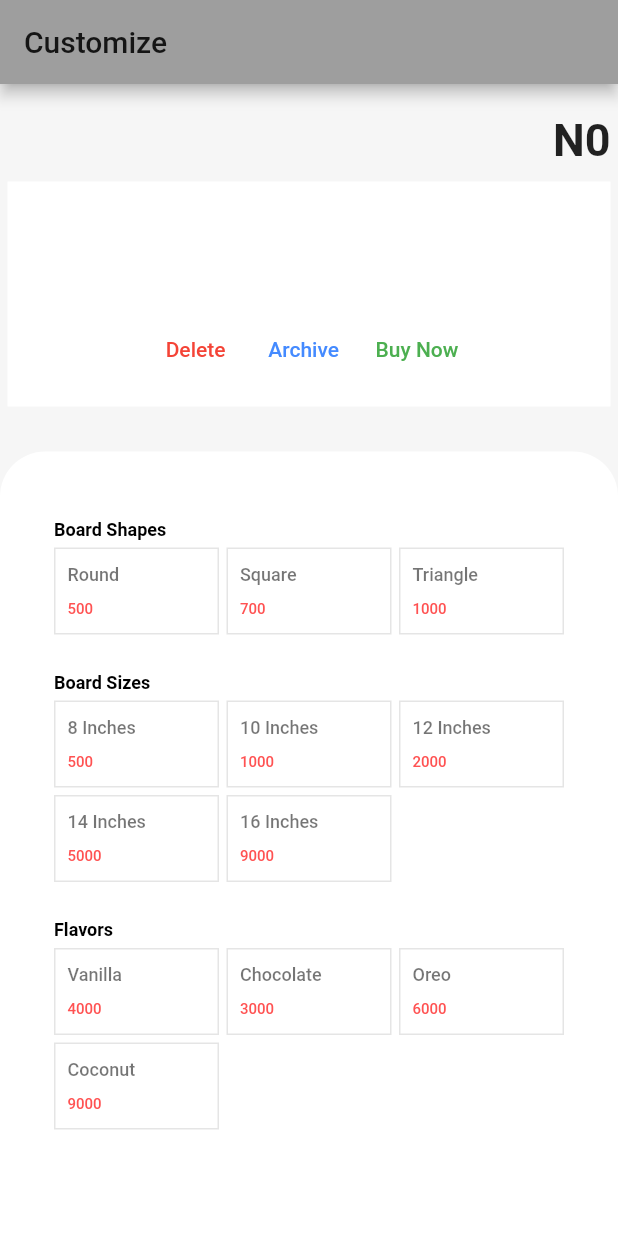
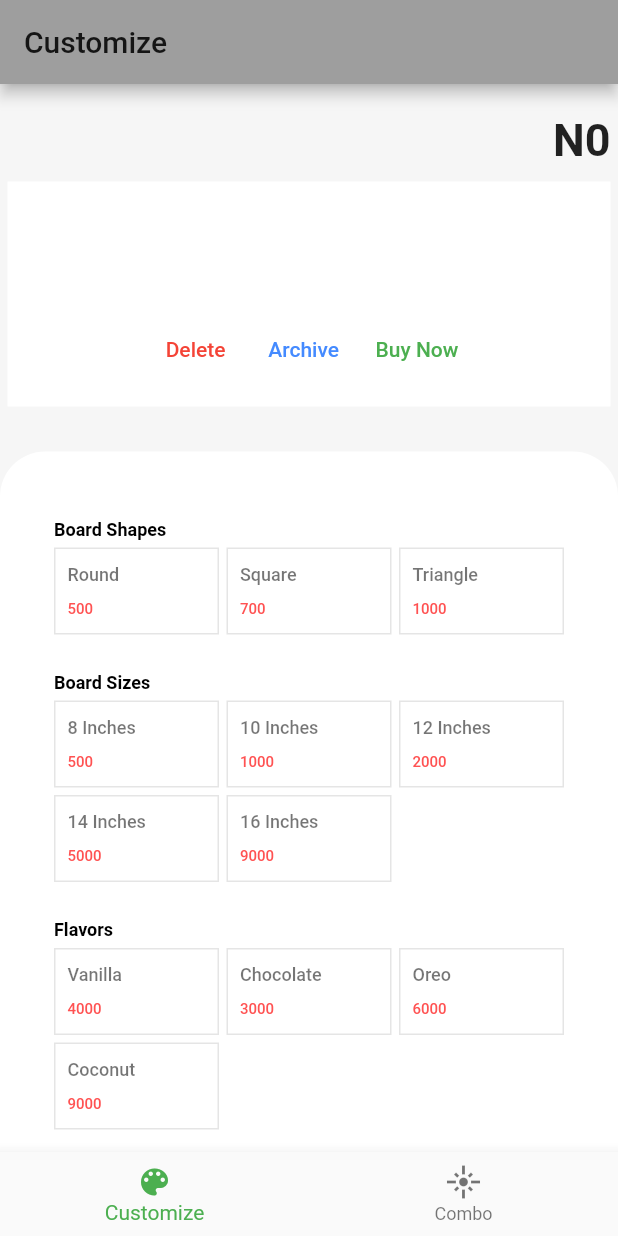
Before and after one commit to mujeex/flutter_fluffy, a Flutter app: the screen it shows after launch, on a phone screen of 412 x 824 dp. Run offline on Flutter 3.47's test engine with Material 2 defaults, Android fonts, the phone set to English and light mode, and no system bars.

Commit message:
feat: Add bottom navigation @home_screen

```diff
--- a/lib/main.dart
+++ b/lib/main.dart
@@ -7,6 +7,7 @@ import 'package:flutter_fluffy/screens/archive_screen.dart';
 
 import 'package:provider/provider.dart';
 import 'screens/customize_screen.dart';
+import 'screens/home_screen.dart';
 
 //providers
 import 'package:flutter_fluffy/providers/BoardShapesProvider.dart';
@@ -36,7 +37,8 @@ class MyApp extends StatelessWidget {
             ),
             initialRoute: '/',
             routes: {
-              '/':(context)=>CustomizeScreen(),
+              '/':(context)=>Home(),
+              '/customize':(context)=>CustomizeScreen(),
               '/archive':(context)=>ArchiveScreen()
             },
 
--- a/lib/screens/customize_screen.dart
+++ b/lib/screens/customize_screen.dart
@@ -26,6 +26,7 @@ class _CustomizeScreenState extends State<CustomizeScreen> {
   Widget build(BuildContext context) {
     return Scaffold(
       backgroundColor: Colors.white,
+
       appBar: AppBar(
         title: Text('Customize'),
       ),
--- /dev/null
+++ b/lib/screens/home_screen.dart
@@ -0,0 +1,44 @@
+import 'package:flutter/material.dart';
+import 'archive_screen.dart';
+import 'customize_screen.dart';
+
+class Home extends StatefulWidget {
+  @override
+  _HomeState createState() => _HomeState();
+}
+
+class _HomeState extends State<Home> {
+  int _currentIndex = 0;
+  final List<Widget> _children = [
+    CustomizeScreen(),
+    ArchiveScreen()
+  ];
+
+  void onTapped(int index){
+    setState(() {
+      _currentIndex=index;
+    });
+  }
+
+  @override
+  Widget build(BuildContext context) {
+    return Scaffold(
+      body:  _children[_currentIndex],
+      bottomNavigationBar: BottomNavigationBar(
+        selectedItemColor: Colors.green,
+        onTap: onTapped,
+        currentIndex: _currentIndex, // this will be set when a new tab is tapped
+        items: [
+          BottomNavigationBarItem(
+            icon: new Icon(Icons.color_lens),
+            title: new Text('Customize'),
+          ),
+          BottomNavigationBarItem(
+            icon: new Icon(Icons.flare),
+            title: new Text('Combo'),
+          ),
+        ],
+      ),
+    );
+  }
+}
```
